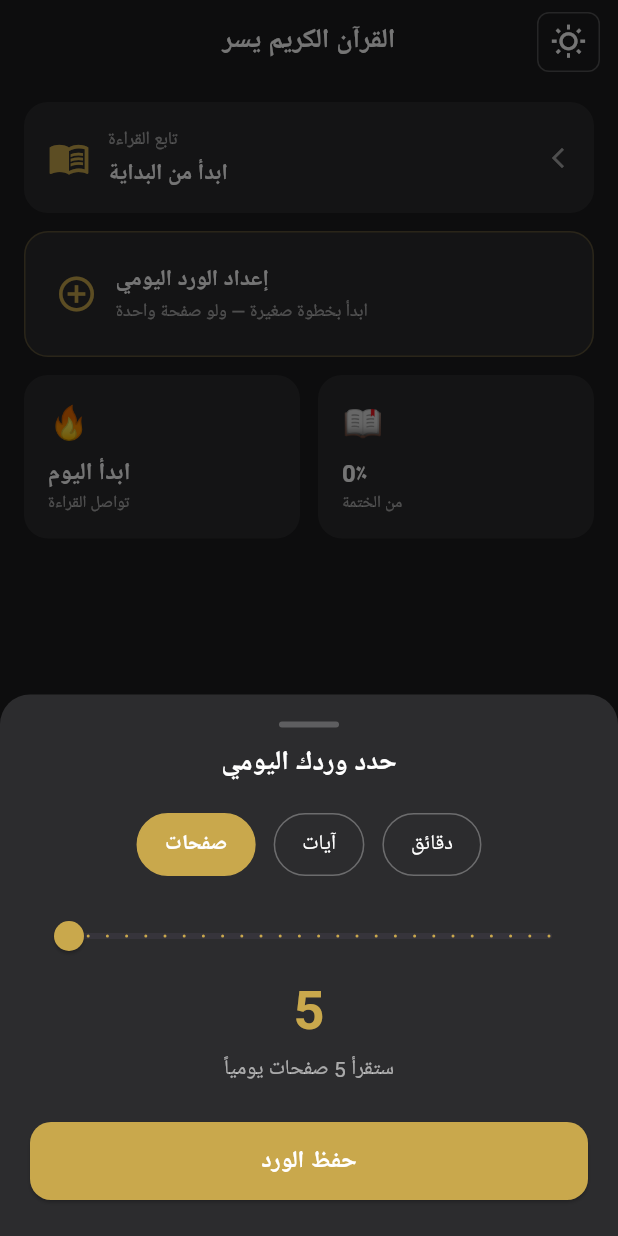
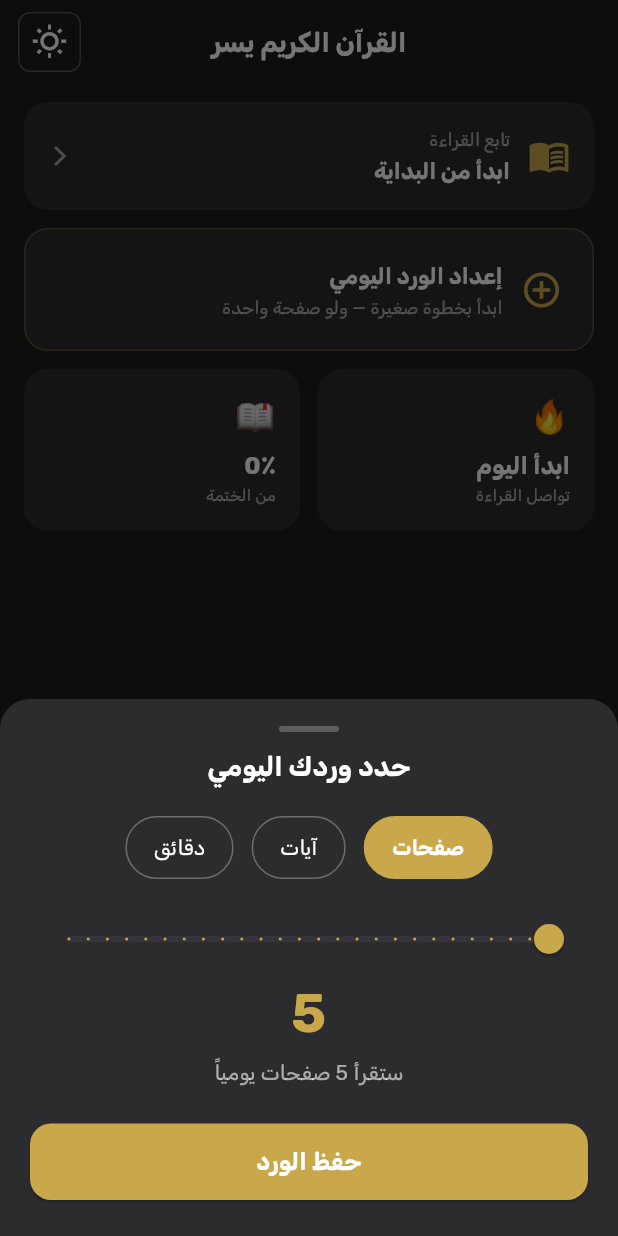
Before and after one commit to ProgSpaceSA/quran-yosr-flutter, a Flutter app: the screen it shows after launch, on a phone screen of 412 x 824 dp. Run offline on Flutter 3.47's test engine with Material 3 defaults, Android fonts, the phone set to English and light mode, and no system bars; our stand-ins replace firebase_core, firebase_messaging, flutter_svg, shared_preferences, sqflite, wakelock_plus; accounts and stored records are empty.

Commit message:
feat: Rubik font, RTL dashboard, package upgrades
Bundle Rubik Regular/Medium/Bold as local assets (fontFamily: Rubik on ThemeData)
HomePage and WirdSetupSheet wrapped in Directionality(rtl)
Tab renamed to dashboard label with grid_view icon
Surah name in Quran reader reset to system Arabic font
Remove unused cupertino_icons package
Upgrade firebase_core 3 to 4.11, firebase_messaging 15 to 16.4
Upgrade flutter_lints 5 to 6, flutter_launcher_icons 0.13 to 0.14

Co-Authored-By: Claude Sonnet 4.6 <noreply@anthropic.com>

```diff
--- a/lib/main.dart
+++ b/lib/main.dart
@@ -36,8 +36,9 @@ const _bgDark = Color(0xFF1C1C1E);
 
 ThemeData _buildTheme(Brightness brightness) {
   final isDark = brightness == Brightness.dark;
-  return ThemeData(
+  final base = ThemeData(
     brightness: brightness,
+    fontFamily: 'Rubik',
     scaffoldBackgroundColor: isDark ? _bgDark : _bgLight,
     appBarTheme: AppBarTheme(
       backgroundColor: isDark ? _bgDark : _bgLight,
@@ -68,6 +69,7 @@ ThemeData _buildTheme(Brightness brightness) {
       }),
     ),
   );
+  return base;
 }
 
 // ── App root ───────────────────────────────────────────────────────────────
@@ -572,9 +574,9 @@ class _AppShellState extends State<_AppShell> {
           onDestinationSelected: _switchTab,
           destinations: const [
             NavigationDestination(
-              icon: Icon(Icons.home_outlined),
-              selectedIcon: Icon(Icons.home),
-              label: 'الرئيسية',
+              icon: Icon(Icons.grid_view_outlined),
+              selectedIcon: Icon(Icons.grid_view),
+              label: 'لوحتي',
             ),
             NavigationDestination(
               icon: Icon(Icons.menu_book_outlined),
@@ -688,7 +690,9 @@ class _HomePageState extends State<HomePage> {
     final subColor = isDark ? Colors.white60 : Colors.black54;
     final cardColor = isDark ? const Color(0xFF2C2C2E) : const Color(0xFFF2F2F7);
 
-    return Scaffold(
+    return Directionality(
+      textDirection: TextDirection.rtl,
+      child: Scaffold(
         backgroundColor: bg,
         appBar: AppBar(
           title: Text(
@@ -727,6 +731,7 @@ class _HomePageState extends State<HomePage> {
                       Expanded(child: _buildKhatmahCard(cardColor, textColor, subColor)),
                     ]),
                   ],
+                ),
               ),
       ),
     );
@@ -983,7 +988,9 @@ class _WirdSetupSheetState extends State<_WirdSetupSheet> {
       ['minutes', 'دقائق'],
     ];
 
-    return Container(
+    return Directionality(
+      textDirection: TextDirection.rtl,
+      child: Container(
       decoration: BoxDecoration(
         color: bg,
         borderRadius: const BorderRadius.vertical(top: Radius.circular(20)),
@@ -1094,6 +1101,7 @@ class _WirdSetupSheetState extends State<_WirdSetupSheet> {
           ),
           const SizedBox(height: 8),
         ],
+      ),
     ),
     );
   }
@@ -2356,6 +2364,7 @@ class _AyahsPageState extends State<AyahsPage>
                     style: TextStyle(
                       fontSize: 12,
                       color: isDark ? Colors.white54 : Colors.black54,
+                      fontFamily: '',
                     ),
                   ),
                 ),
@@ -2556,6 +2565,7 @@ class _AyahsPageState extends State<AyahsPage>
                                     fontSize: 20,
                                     fontWeight: FontWeight.bold,
                                     color: headerTextColor,
+                                    fontFamily: '',
                                   ),
                                 ),
                               ),
```
Also changed, not shown: pubspec.yaml (+13 -6 lines), assets/fonts/Rubik-Bold.ttf (added), assets/fonts/Rubik-Medium.ttf (added), assets/fonts/Rubik-Regular.ttf (added). Lines whose indentation alone changed are shown as unchanged.
